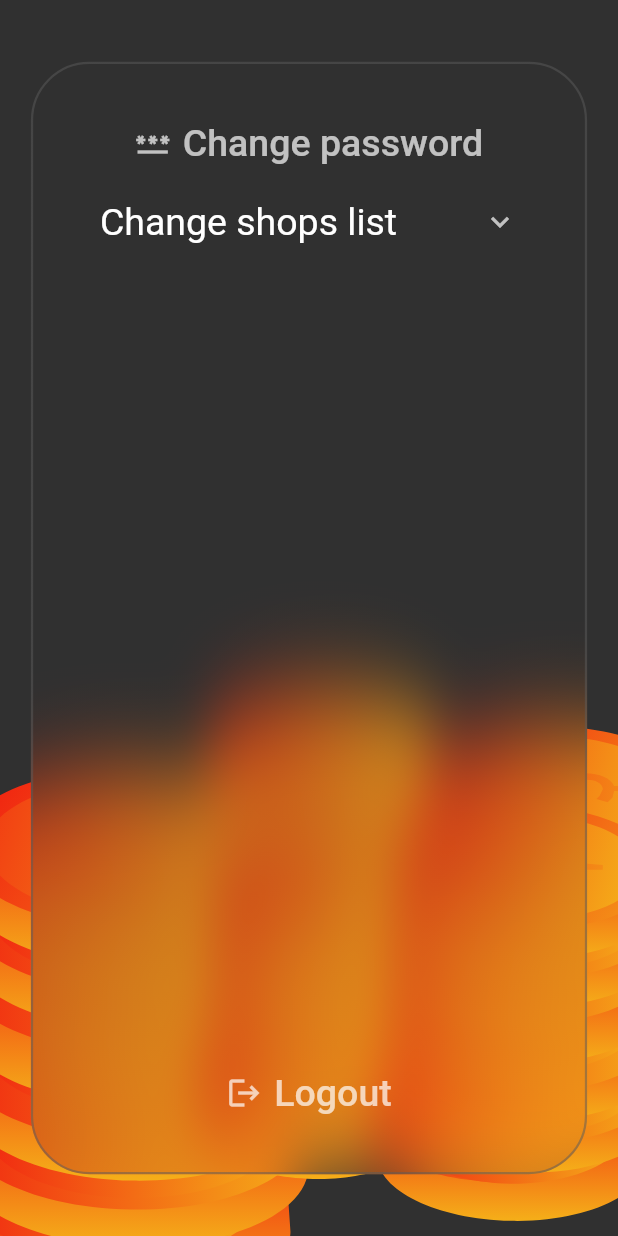
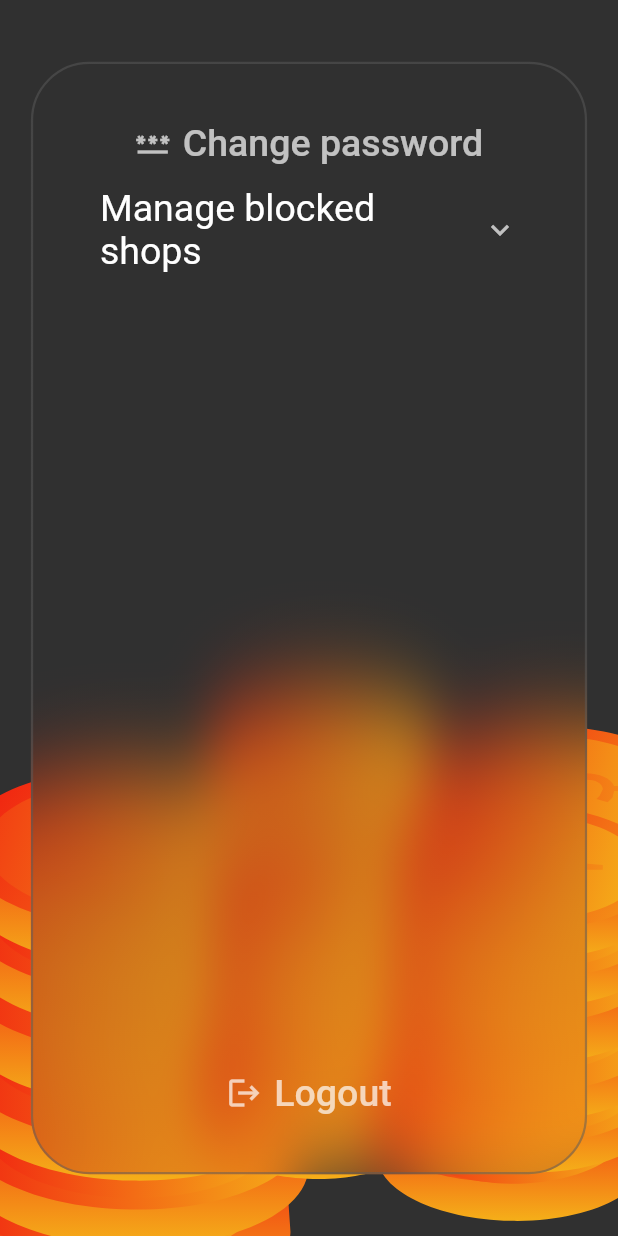
Before and after one commit to Kubciooo/thesis_frontend, a Flutter app: the UserSettingsScreen screen opened by its route, on a phone screen of 412 x 824 dp. Run offline on Flutter 3.47's test engine with Material 2 defaults, Android fonts, the phone set to English and light mode, and no system bars; drawn by our look-alikes of glassmorphism; our stand-ins replace charts_flutter, flutter_datetime_picker, flutter_svg, google_fonts, shared_preferences, validators; accounts and stored records are empty; network calls fail; Roboto replaces fonts that are missing (Archivo Narrow).

Commit message:
feat: change one text in user settings

```diff
--- a/offprice/lib/screens/user_settings.dart
+++ b/offprice/lib/screens/user_settings.dart
@@ -82,7 +82,7 @@ class _AddPromotionScreenState extends State<UserSettingsScreen> {
                       ),
                       ExpansionTile(
                         title: const Text(
-                          'Change shops list',
+                          'Manage blocked shops',
                           style: TextStyle(fontSize: 25),
                         ),
                         children: [
```
